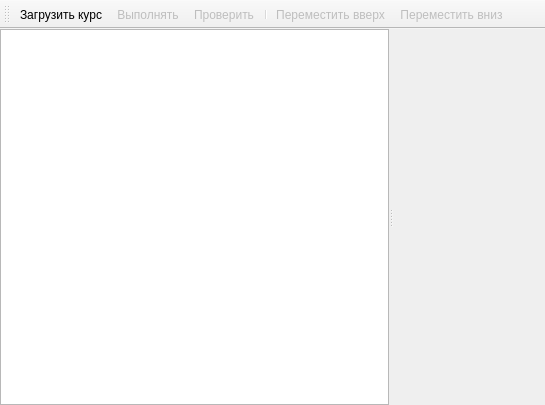
Qt form src/plugins/coursemanager/task/mainwindow.ui (victor-yacovlev/kumir2) before a commit.
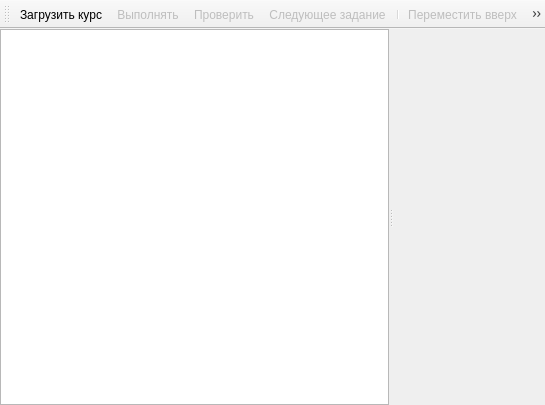
The same form after that commit. Icons and pictures are not drawn.

```diff
--- a/src/plugins/coursemanager/task/mainwindow.ui
+++ b/src/plugins/coursemanager/task/mainwindow.ui
@@ -83,6 +83,7 @@
    <addaction name="loadCurs"/>
    <addaction name="do_task"/>
    <addaction name="checkTask"/>
+   <addaction name="actionNext"/>
    <addaction name="separator"/>
    <addaction name="actionup"/>
    <addaction name="actionDown"/>
@@ -226,15 +227,16 @@
     <string>Переместить вниз</string>
    </property>
   </action>
+  <action name="actionNext">
+   <property name="enabled">
+    <bool>false</bool>
+   </property>
+   <property name="text">
+    <string>Следующее задание</string>
+   </property>
+  </action>
  </widget>
  <layoutdefault spacing="6" margin="11"/>
- <customwidgets>
-  <customwidget>
-   <class>QWebView</class>
-   <extends>QWidget</extends>
-   <header>QtWebKit/QWebView</header>
-  </customwidget>
- </customwidgets>
  <resources/>
  <connections/>
 </ui>
```
Left out of the diff: 3 changed lines with no effect on the pictures.
